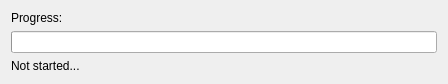
Old version of the form Libs/libMacGitverCore/Widgets/ProgressWdgt.ui in the repository macgitver/MacGitver.
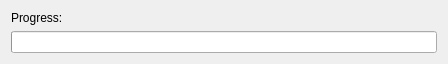
New version of the form.

Commit message: ProgressDlg: inline the info text in the progress bar

The edit to the form file:
```diff
--- a/Libs/libMacGitverCore/Widgets/ProgressWdgt.ui
+++ b/Libs/libMacGitverCore/Widgets/ProgressWdgt.ui
@@ -7,7 +7,7 @@
     <x>0</x>
     <y>0</y>
     <width>448</width>
-    <height>83</height>
+    <height>62</height>
    </rect>
   </property>
   <property name="windowTitle">
@@ -22,12 +22,9 @@
     </widget>
    </item>
    <item>
-    <widget class="QProgressBar" name="progressBar"/>
-   </item>
-   <item>
-    <widget class="QLabel" name="txtStatusInfo">
-     <property name="text">
-      <string>Not started...</string>
+    <widget class="QProgressBar" name="progressBar">
+     <property name="format">
+      <string/>
      </property>
     </widget>
    </item>
```
The commit also changes 1 other file.
